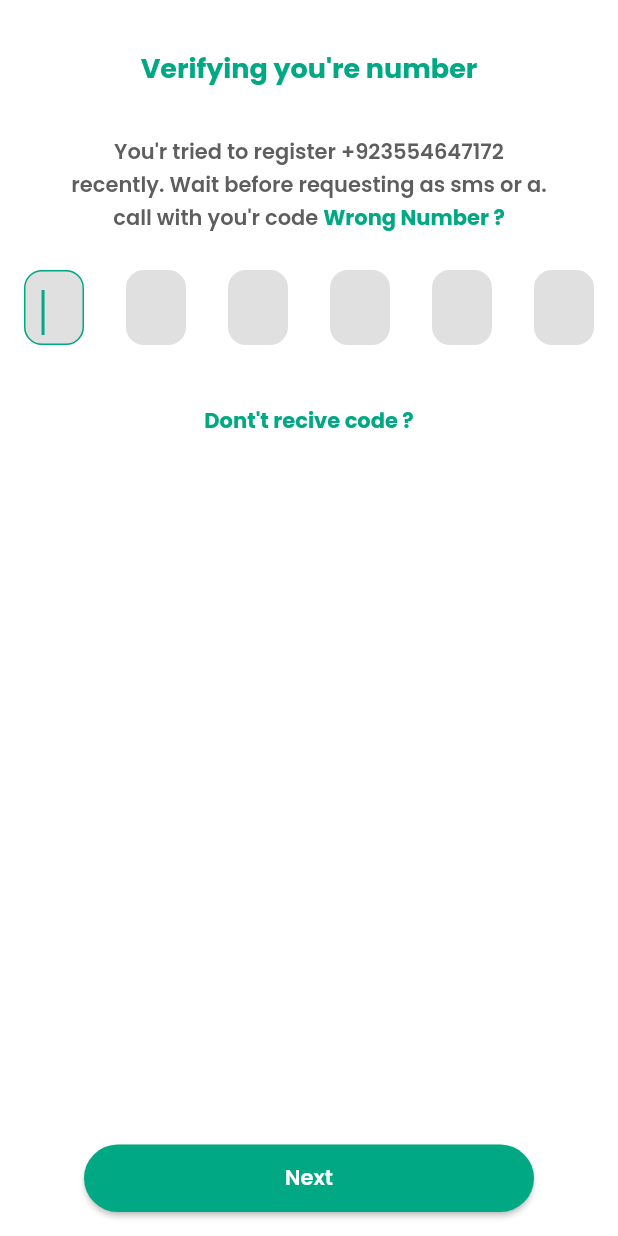
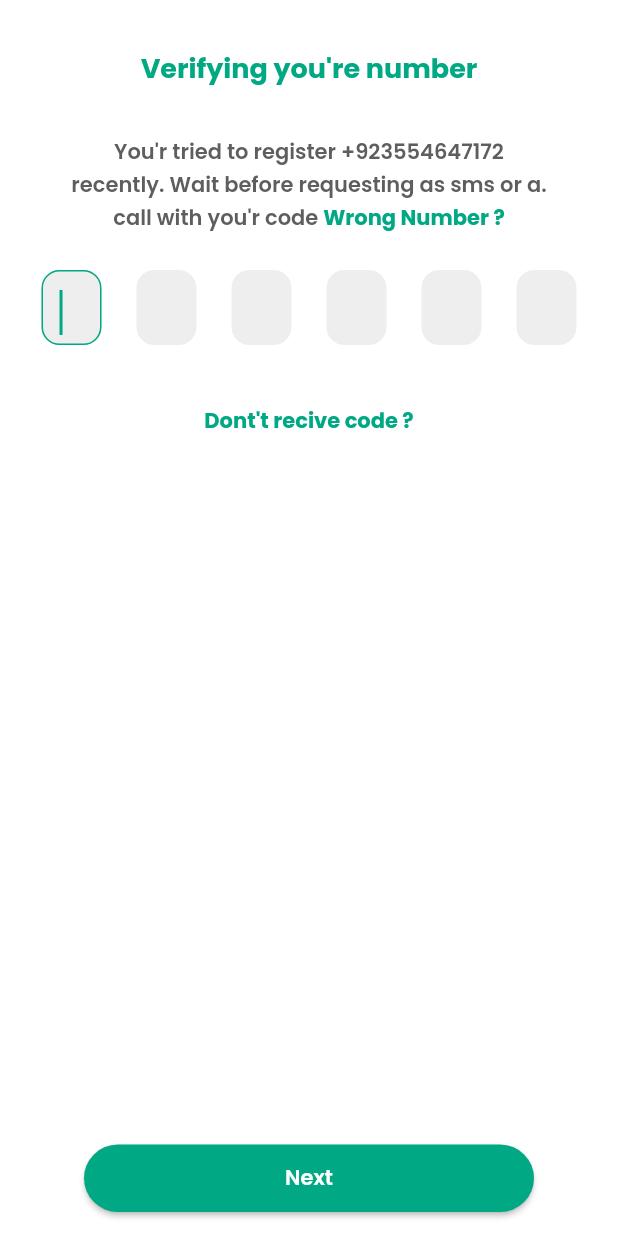
Before and after one commit to crazy-coder-018/whatsapp_clone, a Flutter app: the OtpScreen screen opened directly, on a phone screen of 412 x 824 dp. Run offline on Flutter 3.47's test engine with Material 3 defaults, Android fonts, the phone set to English and light mode, and no system bars.

Commit message:
some changes

```diff
--- a/lib/screens/OTP/otp_screen.dart
+++ b/lib/screens/OTP/otp_screen.dart
@@ -73,7 +73,7 @@ class OtpScreen extends StatelessWidget {
               Padding(
                 padding: const EdgeInsets.symmetric(horizontal: 16.0),
                 child: Row(
-                  mainAxisAlignment: MainAxisAlignment.spaceBetween,
+                  mainAxisAlignment: MainAxisAlignment.spaceAround,
                   children: [
                     // Field 1
                     SizedBox(
@@ -87,7 +87,7 @@ class OtpScreen extends StatelessWidget {
                         keyboardType: TextInputType.numberWithOptions(),
                         decoration: InputDecoration(
                           filled: true,
-                          fillColor: Colors.grey[300],
+                          fillColor: Colors.grey[200],
                           enabledBorder: OutlineInputBorder(
                             borderRadius: BorderRadius.circular(12),
                             borderSide: BorderSide(color: Colors.transparent),
@@ -108,7 +108,7 @@ class OtpScreen extends StatelessWidget {
                         keyboardType: TextInputType.numberWithOptions(),
                         decoration: InputDecoration(
                           filled: true,
-                          fillColor: Colors.grey[300],
+                          fillColor: Colors.grey[200],
                           enabledBorder: OutlineInputBorder(
                             borderRadius: BorderRadius.circular(12),
                             borderSide: BorderSide(color: Colors.transparent),
@@ -130,7 +130,7 @@ class OtpScreen extends StatelessWidget {
                         keyboardType: TextInputType.numberWithOptions(),
                         decoration: InputDecoration(
                           filled: true,
-                          fillColor: Colors.grey[300],
+                          fillColor: Colors.grey[200],
                           enabledBorder: OutlineInputBorder(
                             borderRadius: BorderRadius.circular(12),
                             borderSide: BorderSide(color: Colors.transparent),
@@ -151,7 +151,7 @@ class OtpScreen extends StatelessWidget {
                         keyboardType: TextInputType.numberWithOptions(),
                         decoration: InputDecoration(
                           filled: true,
-                          fillColor: Colors.grey[300],
+                          fillColor: Colors.grey[200],
                           enabledBorder: OutlineInputBorder(
                             borderRadius: BorderRadius.circular(12),
                             borderSide: BorderSide(color: Colors.transparent),
@@ -172,7 +172,7 @@ class OtpScreen extends StatelessWidget {
                         keyboardType: TextInputType.numberWithOptions(),
                         decoration: InputDecoration(
                           filled: true,
-                          fillColor: Colors.grey[300],
+                          fillColor: Colors.grey[200],
                           enabledBorder: OutlineInputBorder(
                             borderRadius: BorderRadius.circular(12),
                             borderSide: BorderSide(color: Colors.transparent),
@@ -193,7 +193,7 @@ class OtpScreen extends StatelessWidget {
                         keyboardType: TextInputType.numberWithOptions(),
                         decoration: InputDecoration(
                           filled: true,
-                          fillColor: Colors.grey[300],
+                          fillColor: Colors.grey[200],
                           enabledBorder: OutlineInputBorder(
                             borderRadius: BorderRadius.circular(12),
                             borderSide: BorderSide(color: Colors.transparent),
```
